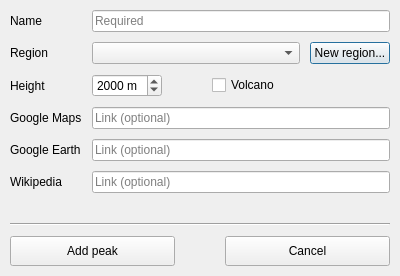
This is src/ui/new_peak.ui in svetter/pal as Qt 5 draws it before an edit. The edited form follows.
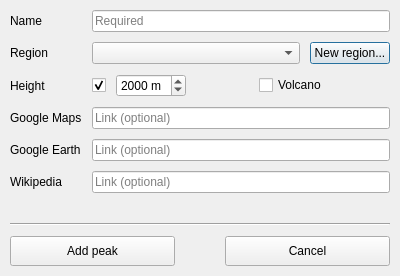
This is the edited form.

The edit to the form file:
```diff
--- a/src/ui/new_peak.ui
+++ b/src/ui/new_peak.ui
@@ -133,6 +133,22 @@
        <property name="spacing">
         <number>10</number>
        </property>
+       <item>
+        <widget class="QCheckBox" name="heightCheckbox">
+         <property name="sizePolicy">
+          <sizepolicy hsizetype="Fixed" vsizetype="Fixed">
+           <horstretch>0</horstretch>
+           <verstretch>0</verstretch>
+          </sizepolicy>
+         </property>
+         <property name="text">
+          <string/>
+         </property>
+         <property name="checked">
+          <bool>true</bool>
+         </property>
+        </widget>
+       </item>
        <item>
         <widget class="QSpinBox" name="heightSpinner">
          <property name="sizePolicy">
@@ -167,7 +183,7 @@
           <enum>Qt::Horizontal</enum>
          </property>
          <property name="sizeType">
-          <enum>QSizePolicy::Fixed</enum>
+          <enum>QSizePolicy::MinimumExpanding</enum>
          </property>
          <property name="sizeHint" stdset="0">
           <size>
@@ -184,6 +200,19 @@
          </property>
         </widget>
        </item>
+       <item>
+        <spacer name="heightVolcanoSpacer1_2">
+         <property name="orientation">
+          <enum>Qt::Horizontal</enum>
+         </property>
+         <property name="sizeHint" stdset="0">
+          <size>
+           <width>40</width>
+           <height>20</height>
+          </size>
+         </property>
+        </spacer>
+       </item>
       </layout>
      </item>
      <item row="3" column="1">
```
Left out of the diff: 2 changed lines with no effect on the pictures.
